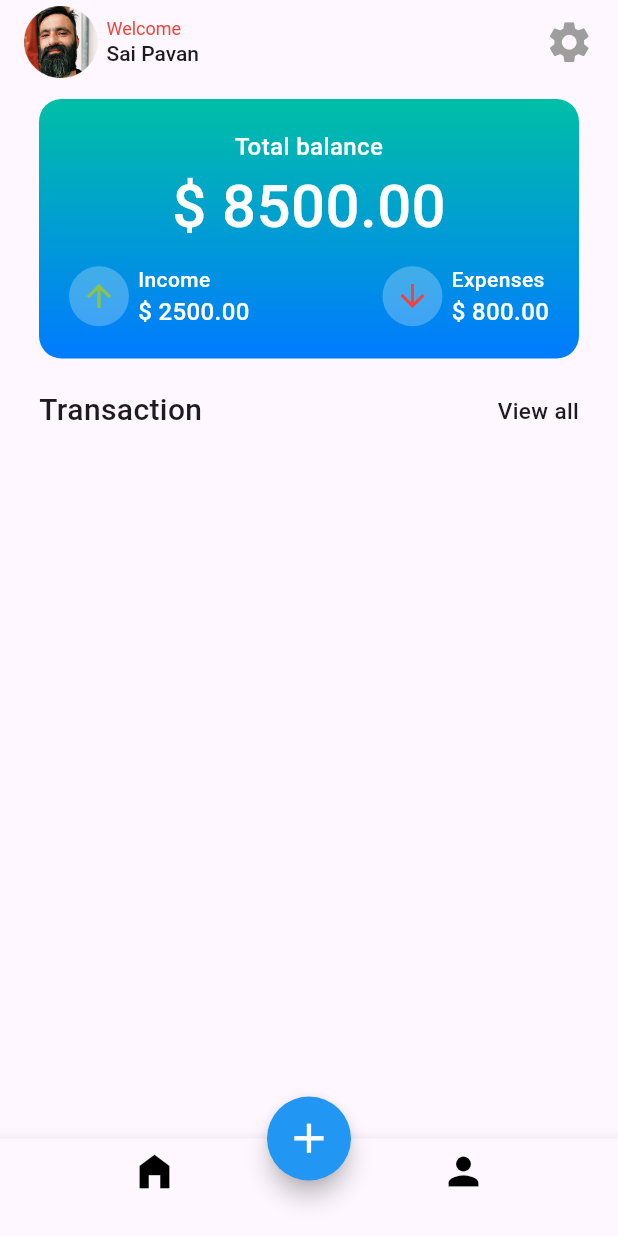
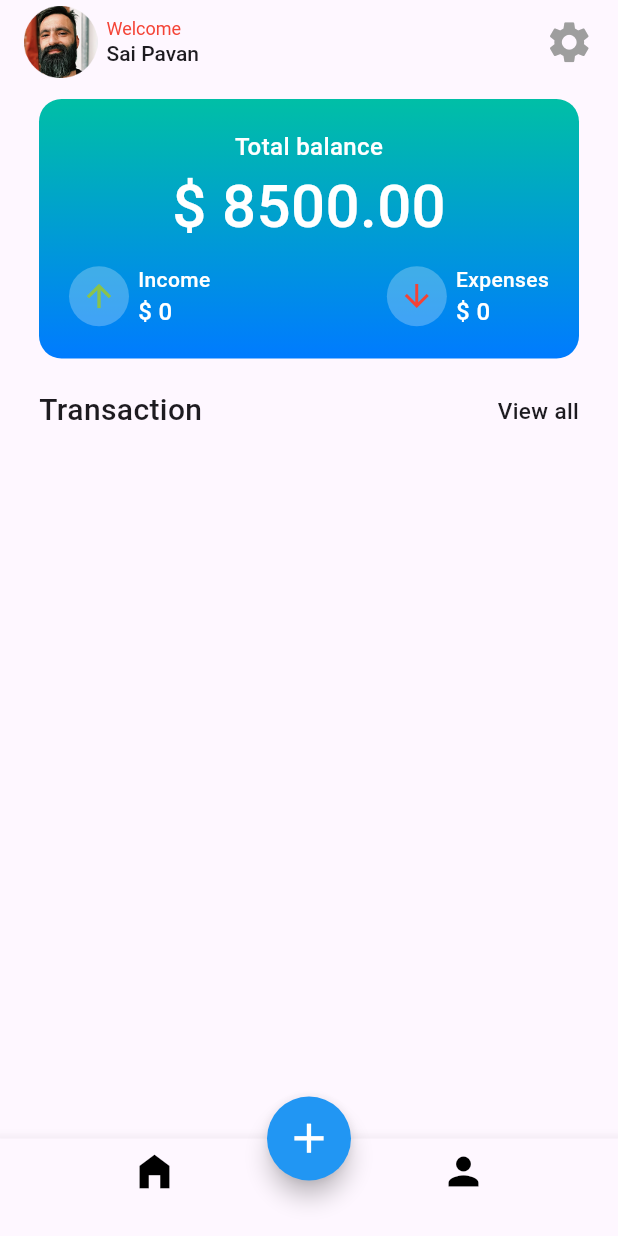
Before and after one commit to tejak77/expense_tracker, a Flutter app: the screen it shows after launch, on a phone screen of 412 x 824 dp. Run offline on Flutter 3.47's test engine with Material 3 defaults, Android fonts, the phone set to English and light mode, and no system bars; our stand-ins replace image_picker, shared_preferences.

Commit message:
add income shared prefs

```diff
--- a/lib/app/provider/homeprovider.dart
+++ b/lib/app/provider/homeprovider.dart
@@ -1,3 +1,5 @@
+import 'dart:developer';
+
 import 'package:flutter/material.dart';
 import 'package:shared_preferences/shared_preferences.dart';
 
@@ -10,6 +12,7 @@ class Homeprovider extends ChangeNotifier {
   TextEditingController email = TextEditingController();
   TextEditingController mobile = TextEditingController();
   TextEditingController dob = TextEditingController();
+  String? profile_image;
 
   saveprofile(context) async {
     final prefs = await SharedPreferences.getInstance();
@@ -17,6 +20,7 @@ class Homeprovider extends ChangeNotifier {
     await prefs.setString('email', email.text.toString());
     await prefs.setString('mobile', mobile.text.toString());
     await prefs.setString('dob', dob.text.toString());
+    await prefs.setString('image', profile_image ?? "");
 
     ScaffoldMessenger.of(context)
         .showSnackBar(const SnackBar(content: Text("Details saved")));
@@ -28,11 +32,14 @@ class Homeprovider extends ChangeNotifier {
     email.text = prefs.getString('email') ?? "";
     mobile.text = prefs.getString('mobile') ?? "";
     dob.text = prefs.getString('dob') ?? "";
+    profile_image = prefs.getString('image');
+    notifyListeners();
   }
 
   List<int> amountlist = [];
   List<String> categorylist = [];
   List<String> datelist = [];
+  int totalexpenses = 0;
 
   savetransactions(int amount, String category, String date, context) {
     amountlist.add(amount);
@@ -41,8 +48,46 @@ class Homeprovider extends ChangeNotifier {
     this.amount.clear();
     this.category.clear();
     this.date.clear();
+    if (amountlist.length >= 1) {
+      totalexpenses = amountlist.reduce((a, b) => a + b);
+    }
     ScaffoldMessenger.of(context)
         .showSnackBar(const SnackBar(content: Text("Data added")));
     notifyListeners();
   }
+
+  // manage balance
+  TextEditingController income1 = TextEditingController();
+  TextEditingController income2 = TextEditingController();
+
+  saveincome1() async {
+    final prefs = await SharedPreferences.getInstance();
+
+    int temp = int.parse(prefs.getString('income1') ?? "0");
+    log(temp.toString());
+    int temp2 = temp + int.parse(income1.text);
+    log(temp2.toString());
+
+    await prefs.setString('income1', temp2.toString());
+    this.income1.clear();
+    notifyListeners();
+  }
+
+  saveincom2() async {
+    final prefs = await SharedPreferences.getInstance();
+    int temp = int.parse(prefs.getString('income2') ?? "0");
+    int temp2 = temp + int.parse(income2.text);
+    await prefs.setString('income2', temp2.toString());
+    this.income2.clear();
+    notifyListeners();
+  }
+
+  int income = 0;
+
+  getincome() async {
+    final prefs = await SharedPreferences.getInstance();
+    income = int.parse(prefs.getString('income1') ?? "0") +
+        int.parse(prefs.getString('income2') ?? "0");
+    notifyListeners();
+  }
 }
--- a/lib/app/views/homescreen.dart
+++ b/lib/app/views/homescreen.dart
@@ -1,3 +1,5 @@
+import 'dart:io';
+
 import 'package:expense_tracker/app/provider/homeprovider.dart';
 import 'package:expense_tracker/app/views/manage_balance.dart';
 import 'package:expense_tracker/app/views/profile.dart';
@@ -19,6 +21,7 @@ class _HomescreenState extends State<Homescreen> {
     super.initState();
     WidgetsBinding.instance.addPostFrameCallback((_) {
       context.read<Homeprovider>().loadprofile();
+      context.read<Homeprovider>().getincome();
     });
   }
 
@@ -40,10 +43,14 @@ class _HomescreenState extends State<Homescreen> {
                           MaterialPageRoute(
                               builder: (context) => const Profile()));
                     },
-                    child: Image.asset(
-                      Appimage.profile,
-                      scale: 2,
-                    ),
+                    child: provider.profile_image == null
+                        ? Image.asset(
+                            Appimage.profile,
+                            scale: 2,
+                          )
+                        : Image(
+                            height: 50,
+                            image: FileImage(File(provider.profile_image!))),
                   ),
                   const SizedBox(
                     width: 6,
@@ -145,7 +152,7 @@ class _HomescreenState extends State<Homescreen> {
                               const SizedBox(
                                 width: 6,
                               ),
-                              const Column(
+                              Column(
                                 crossAxisAlignment: CrossAxisAlignment.start,
                                 children: [
                                   Text(
@@ -157,7 +164,7 @@ class _HomescreenState extends State<Homescreen> {
                                     ),
                                   ),
                                   Text(
-                                    "\$ 2500.00",
+                                    "\$ ${provider.income}",
                                     style: TextStyle(
                                       fontSize: 16,
                                       color: Colors.white,
@@ -185,7 +192,7 @@ class _HomescreenState extends State<Homescreen> {
                               const SizedBox(
                                 width: 6,
                               ),
-                              const Column(
+                              Column(
                                 crossAxisAlignment: CrossAxisAlignment.start,
                                 children: [
                                   Text(
@@ -197,7 +204,7 @@ class _HomescreenState extends State<Homescreen> {
                                     ),
                                   ),
                                   Text(
-                                    "\$ 800.00",
+                                    "\$ ${provider.totalexpenses}",
                                     style: TextStyle(
                                       fontSize: 16,
                                       color: Colors.white,
```
Also changed, not shown: lib/app/views/manage_balance.dart (+58 -8 lines), lib/app/views/profile.dart (+11 -6 lines).
